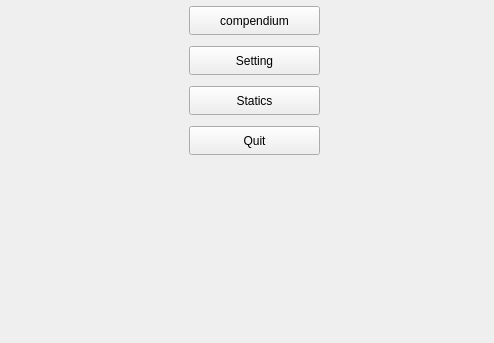
The window that mainwindow.ui (mobinaebrahim/Slay-The-Spire) describes before a commit, drawn with Qt 5; both pictures show x 0 to 494 and y 623 to 966 of the 1200 by 966 pixel window.
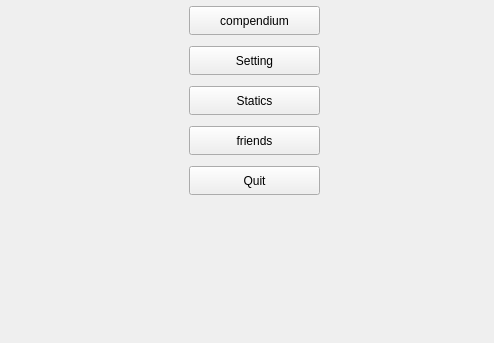
The same window after the commit. The open tabs and pages were chosen to show the change. Icons and pictures are not drawn.

Commit message: feat : add friend page

```diff
--- a/mainwindow.ui
+++ b/mainwindow.ui
@@ -106,7 +106,7 @@
         <property name="geometry">
          <rect>
           <x>180</x>
-          <y>740</y>
+          <y>780</y>
           <width>131</width>
           <height>29</height>
          </rect>
@@ -141,6 +141,19 @@
          <string>test</string>
         </property>
        </widget>
+       <widget class="QPushButton" name="btnFriends">
+        <property name="geometry">
+         <rect>
+          <x>180</x>
+          <y>740</y>
+          <width>131</width>
+          <height>29</height>
+         </rect>
+        </property>
+        <property name="text">
+         <string>friends</string>
+        </property>
+       </widget>
       </widget>
      </widget>
     </item>
```
The commit also changes 53 other files.
